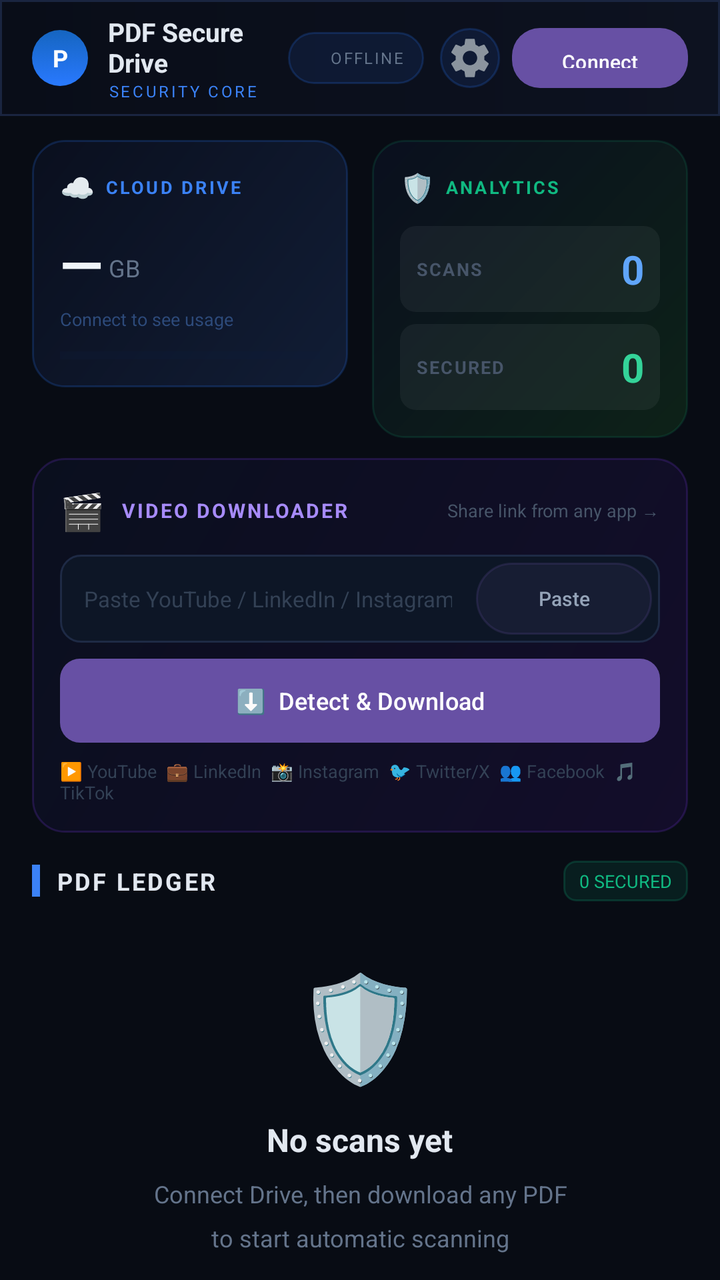
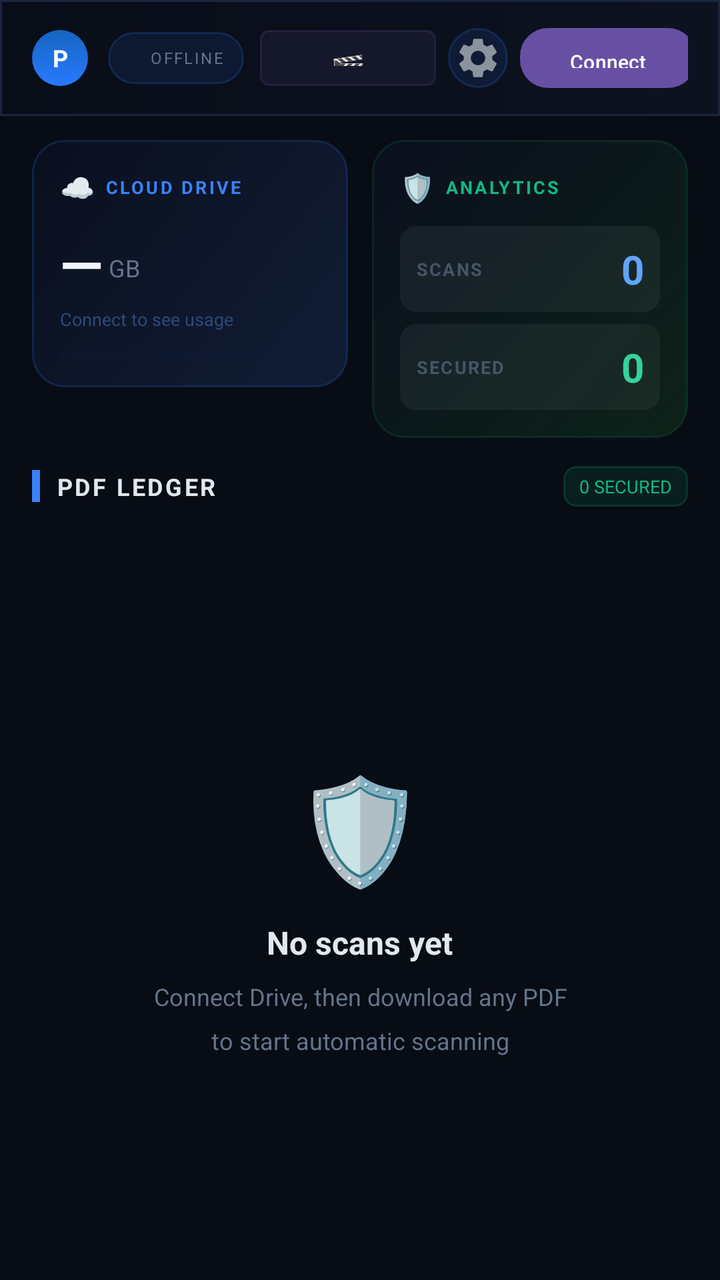

Screens rendered from an Android XML layout before and after an edit, with the pre-edit source and the edit as a unified diff.
<!-- AndroidManifest.xml: application theme Theme.Material3.DayNight.NoActionBar -->
<!-- res/layout/activity_main.xml -->
<?xml version="1.0" encoding="utf-8"?>
<androidx.constraintlayout.widget.ConstraintLayout
    xmlns:android="http://schemas.android.com/apk/res/android"
    xmlns:app="http://schemas.android.com/apk/res-auto"
    android:layout_width="match_parent"
    android:layout_height="match_parent"
    android:background="#FF080C14"
    android:filterTouchesWhenObscured="true">

    
    <LinearLayout
        android:id="@+id/ll_topbar"
        android:layout_width="0dp"
        android:layout_height="58dp"
        android:orientation="horizontal"
        android:gravity="center_vertical"
        android:paddingHorizontal="16dp"
        android:background="@drawable/topbar_bg"
        app:layout_constraintTop_toTopOf="parent"
        app:layout_constraintStart_toStartOf="parent"
        app:layout_constraintEnd_toEndOf="parent">

        <TextView
            android:layout_width="28dp"
            android:layout_height="28dp"
            android:text="P"
            android:textColor="#FFFFFFFF"
            android:textSize="12sp"
            android:textStyle="bold"
            android:gravity="center"
            android:background="@drawable/btn_primary"
            android:layout_marginEnd="10dp" />

        <LinearLayout
            android:layout_width="0dp"
            android:layout_height="wrap_content"
            android:layout_weight="1"
            android:orientation="vertical">
            <TextView
                android:layout_width="wrap_content"
                android:layout_height="wrap_content"
                android:text="PDF Secure Drive"
                android:textColor="#FFE2E8F0"
                android:textSize="13sp"
                android:textStyle="bold" />
            <TextView
                android:layout_width="wrap_content"
                android:layout_height="wrap_content"
                android:text="SECURITY CORE"
                android:textColor="#FF3B82F6"
                android:textSize="8sp"
                android:letterSpacing="0.15" />
        </LinearLayout>

        
        <LinearLayout
            android:id="@+id/ll_interceptor"
            android:layout_width="wrap_content"
            android:layout_height="26dp"
            android:orientation="horizontal"
            android:gravity="center_vertical"
            android:paddingHorizontal="10dp"
            android:background="@drawable/chip_bg"
            android:layout_marginEnd="8dp">
            <View
                android:id="@+id/v_dot"
                android:layout_width="6dp"
                android:layout_height="6dp"
                android:background="@drawable/dot_green"
                android:layout_marginEnd="5dp"
                android:visibility="invisible"/>
            <TextView
                android:id="@+id/tv_interceptor"
                android:layout_width="wrap_content"
                android:layout_height="wrap_content"
                android:text="OFFLINE"
                android:textColor="#FF64748B"
                android:textSize="8sp"
                android:letterSpacing="0.1" />
        </LinearLayout>

        <ImageButton
            android:id="@+id/btn_settings"
            android:layout_width="30dp"
            android:layout_height="30dp"
            android:src="@drawable/ic_settings"
            android:background="@drawable/chip_bg"
            android:padding="6dp"
            android:contentDescription="Settings"
            android:layout_marginEnd="6dp" />

        <ImageButton
            android:id="@+id/btn_logout"
            android:layout_width="30dp"
            android:layout_height="30dp"
            android:src="@drawable/ic_logout"
            android:background="@drawable/chip_bg"
            android:padding="6dp"
            android:contentDescription="Logout"
            android:visibility="gone" />

        <Button
            android:id="@+id/btn_sign_in"
            android:layout_width="wrap_content"
            android:layout_height="30dp"
            android:text="Connect"
            android:background="@drawable/btn_primary"
            android:textColor="#FFFFFFFF"
            android:textSize="10sp"
            android:paddingHorizontal="12dp"
            android:stateListAnimator="@null" />
    </LinearLayout>

    
    <LinearLayout
        android:id="@+id/ll_permission_banner"
        android:layout_width="0dp"
        android:layout_height="wrap_content"
        android:orientation="horizontal"
        android:gravity="center_vertical"
        android:background="@drawable/permission_banner_bg"
        android:padding="12dp"
        android:layout_marginHorizontal="16dp"
        android:layout_marginTop="8dp"
        android:visibility="gone"
        app:layout_constraintTop_toBottomOf="@id/ll_topbar"
        app:layout_constraintStart_toStartOf="parent"
        app:layout_constraintEnd_toEndOf="parent">

        <TextView
            android:layout_width="0dp"
            android:layout_height="wrap_content"
            android:layout_weight="1"
            android:text="⚠️  Allow 'All Files Access' for full PDF detection"
            android:textColor="#FFFF9500"
            android:textSize="11sp" />

        <Button
            android:id="@+id/btn_grant_permission"
            android:layout_width="wrap_content"
            android:layout_height="30dp"
            android:text="Grant"
            android:background="@drawable/btn_primary"
            android:textColor="#FFFFFFFF"
            android:textSize="10sp"
            android:paddingHorizontal="12dp"
            android:stateListAnimator="@null" />
    </LinearLayout>

    
    <LinearLayout
        android:id="@+id/ll_stats"
        android:layout_width="0dp"
        android:layout_height="wrap_content"
        android:orientation="horizontal"
        android:paddingHorizontal="16dp"
        android:paddingTop="12dp"
        app:layout_constraintTop_toBottomOf="@id/ll_permission_banner"
        app:layout_constraintStart_toStartOf="parent"
        app:layout_constraintEnd_toEndOf="parent">

        
        <LinearLayout
            android:layout_width="0dp"
            android:layout_height="wrap_content"
            android:layout_weight="1"
            android:orientation="vertical"
            android:background="@drawable/stat_card_blue"
            android:padding="14dp"
            android:layout_marginEnd="6dp"
            android:elevation="8dp">

            <LinearLayout android:layout_width="match_parent" android:layout_height="wrap_content"
                android:orientation="horizontal" android:gravity="center_vertical" android:layout_marginBottom="10dp">
                <TextView android:layout_width="wrap_content" android:layout_height="wrap_content"
                    android:text="☁️" android:textSize="14sp" android:layout_marginEnd="5dp" />
                <TextView android:layout_width="0dp" android:layout_height="wrap_content" android:layout_weight="1"
                    android:text="CLOUD DRIVE" android:textColor="#FF3B82F6" android:textSize="9sp"
                    android:textStyle="bold" android:letterSpacing="0.12" />
            </LinearLayout>

            <LinearLayout android:layout_width="wrap_content" android:layout_height="wrap_content"
                android:orientation="horizontal" android:gravity="bottom" android:layout_marginBottom="2dp">
                <TextView android:id="@+id/tv_drive_used"
                    android:layout_width="wrap_content" android:layout_height="wrap_content"
                    android:text="—" android:textColor="#FFF1F5F9"
                    android:textSize="28sp" android:textStyle="bold" />
                <TextView android:layout_width="wrap_content" android:layout_height="wrap_content"
                    android:text=" GB" android:textColor="#FF64748B"
                    android:textSize="12sp" android:layout_marginBottom="4dp" />
            </LinearLayout>

            <TextView android:id="@+id/tv_drive_quota"
                android:layout_width="wrap_content" android:layout_height="wrap_content"
                android:text="Connect to see usage" android:textColor="#FF2D4A7A"
                android:textSize="9sp" android:layout_marginBottom="10dp" android:layout_marginTop="1dp" />

            <ProgressBar android:id="@+id/pb_drive"
                android:layout_width="match_parent" android:layout_height="4dp"
                style="?android:attr/progressBarStyleHorizontal"
                android:progress="0" android:progressTint="#FF3B82F6"
                android:progressBackgroundTint="#FF0D1E3D" />
        </LinearLayout>

        
        <LinearLayout
            android:layout_width="0dp"
            android:layout_height="wrap_content"
            android:layout_weight="1"
            android:orientation="vertical"
            android:background="@drawable/stat_card_green"
            android:padding="14dp"
            android:layout_marginStart="6dp"
            android:elevation="8dp">

            <LinearLayout android:layout_width="match_parent" android:layout_height="wrap_content"
                android:orientation="horizontal" android:gravity="center_vertical" android:layout_marginBottom="10dp">
                <TextView android:layout_width="wrap_content" android:layout_height="wrap_content"
                    android:text="🛡️" android:textSize="14sp" android:layout_marginEnd="5dp" />
                <TextView android:layout_width="0dp" android:layout_height="wrap_content" android:layout_weight="1"
                    android:text="ANALYTICS" android:textColor="#FF10B981" android:textSize="9sp"
                    android:textStyle="bold" android:letterSpacing="0.12" />
            </LinearLayout>

            
            <LinearLayout android:layout_width="match_parent" android:layout_height="wrap_content"
                android:orientation="horizontal" android:gravity="center_vertical"
                android:background="@drawable/stat_inner_bg" android:padding="8dp"
                android:layout_marginBottom="6dp">
                <TextView android:layout_width="0dp" android:layout_height="wrap_content" android:layout_weight="1"
                    android:text="SCANS" android:textColor="#FF475569" android:textSize="9sp"
                    android:textStyle="bold" android:letterSpacing="0.08" />
                <TextView android:id="@+id/tv_intercepts"
                    android:layout_width="wrap_content" android:layout_height="wrap_content"
                    android:text="0" android:textColor="#FF60A5FA"
                    android:textSize="20sp" android:textStyle="bold" />
            </LinearLayout>

            
            <LinearLayout android:layout_width="match_parent" android:layout_height="wrap_content"
                android:orientation="horizontal" android:gravity="center_vertical"
                android:background="@drawable/stat_inner_bg" android:padding="8dp">
                <TextView android:layout_width="0dp" android:layout_height="wrap_content" android:layout_weight="1"
                    android:text="SECURED" android:textColor="#FF475569" android:textSize="9sp"
                    android:textStyle="bold" android:letterSpacing="0.08" />
                <TextView android:id="@+id/tv_secured"
                    android:layout_width="wrap_content" android:layout_height="wrap_content"
                    android:text="0" android:textColor="#FF34D399"
                    android:textSize="20sp" android:textStyle="bold" />
            </LinearLayout>
        </LinearLayout>
    </LinearLayout>

    
    <LinearLayout
        android:id="@+id/ll_video_card"
        android:layout_width="0dp"
        android:layout_height="wrap_content"
        android:orientation="vertical"
        android:background="@drawable/video_card_bg"
        android:padding="14dp"
        android:layout_marginHorizontal="16dp"
        android:layout_marginTop="10dp"
        android:elevation="8dp"
        app:layout_constraintTop_toBottomOf="@id/ll_stats"
        app:layout_constraintStart_toStartOf="parent"
        app:layout_constraintEnd_toEndOf="parent">

        
        <LinearLayout android:layout_width="match_parent" android:layout_height="wrap_content"
            android:orientation="horizontal" android:gravity="center_vertical"
            android:layout_marginBottom="10dp">
            <TextView android:layout_width="wrap_content" android:layout_height="wrap_content"
                android:text="🎬" android:textSize="18sp" android:layout_marginEnd="8dp" />
            <TextView android:layout_width="0dp" android:layout_height="wrap_content" android:layout_weight="1"
                android:text="VIDEO DOWNLOADER" android:textColor="#FFa78bfa"
                android:textSize="10sp" android:textStyle="bold" android:letterSpacing="0.1" />
            <TextView android:id="@+id/tv_video_hint"
                android:layout_width="wrap_content" android:layout_height="wrap_content"
                android:text="Share link from any app →" android:textColor="#FF475569"
                android:textSize="9sp" />
        </LinearLayout>

        
        <LinearLayout android:layout_width="match_parent" android:layout_height="44dp"
            android:orientation="horizontal" android:gravity="center_vertical"
            android:background="@drawable/search_bg" android:layout_marginBottom="8dp">

            <EditText
                android:id="@+id/et_video_url"
                android:layout_width="0dp"
                android:layout_height="match_parent"
                android:layout_weight="1"
                android:background="@null"
                android:hint="Paste YouTube / LinkedIn / Instagram link…"
                android:textColorHint="#FF334155"
                android:textColor="#FFE2E8F0"
                android:textSize="11sp"
                android:paddingHorizontal="12dp"
                android:inputType="textUri"
                android:imeOptions="actionGo"
                android:singleLine="true" />

            <Button
                android:id="@+id/btn_paste_url"
                android:layout_width="wrap_content"
                android:layout_height="36dp"
                android:text="Paste"
                android:background="@drawable/chip_bg"
                android:textColor="#FF94A3B8"
                android:textSize="10sp"
                android:paddingHorizontal="10dp"
                android:layout_marginEnd="4dp"
                android:stateListAnimator="@null" />
        </LinearLayout>

        
        <Button
            android:id="@+id/btn_video_download"
            android:layout_width="match_parent"
            android:layout_height="42dp"
            android:text="⬇️  Detect &amp; Download"
            android:background="@drawable/btn_video_primary"
            android:textColor="#FFFFFFFF"
            android:textSize="12sp"
            android:stateListAnimator="@null" />

        
        <TextView android:layout_width="wrap_content" android:layout_height="wrap_content"
            android:text="▶️ YouTube  💼 LinkedIn  📸 Instagram  🐦 Twitter/X  👥 Facebook  🎵 TikTok"
            android:textColor="#FF334155" android:textSize="9sp"
            android:layout_marginTop="8dp" />
    </LinearLayout>

    
    <LinearLayout
        android:id="@+id/ll_history_header"
        android:layout_width="0dp"
        android:layout_height="wrap_content"
        android:orientation="vertical"
        android:paddingHorizontal="16dp"
        android:paddingTop="14dp"
        android:paddingBottom="6dp"
        app:layout_constraintTop_toBottomOf="@id/ll_video_card"
        app:layout_constraintStart_toStartOf="parent"
        app:layout_constraintEnd_toEndOf="parent">

        
        <LinearLayout android:layout_width="match_parent" android:layout_height="wrap_content"
            android:orientation="horizontal" android:gravity="center_vertical"
            android:layout_marginBottom="8dp">
            <View android:layout_width="4dp" android:layout_height="16dp"
                android:background="#FF3B82F6" android:layout_marginEnd="8dp" />
            <TextView android:layout_width="0dp" android:layout_height="wrap_content" android:layout_weight="1"
                android:text="PDF LEDGER" android:textColor="#FFE2E8F0"
                android:textSize="12sp" android:textStyle="bold" android:letterSpacing="0.1" />
            <TextView android:id="@+id/tv_secured_badge"
                android:layout_width="wrap_content" android:layout_height="wrap_content"
                android:text="0 SECURED" android:textColor="#FF10B981" android:textSize="9sp"
                android:background="@drawable/badge_uploaded"
                android:paddingHorizontal="8dp" android:paddingVertical="4dp" />
        </LinearLayout>

        
        <LinearLayout
            android:id="@+id/ll_search"
            android:layout_width="match_parent"
            android:layout_height="40dp"
            android:orientation="horizontal"
            android:gravity="center_vertical"
            android:background="@drawable/search_bg"
            android:paddingHorizontal="12dp"
            android:visibility="gone">

            <ImageView
                android:layout_width="16dp"
                android:layout_height="16dp"
                android:src="@drawable/ic_search"
                android:layout_marginEnd="8dp"
                android:contentDescription="Search" />

            <EditText
                android:id="@+id/et_search"
                android:layout_width="0dp"
                android:layout_height="match_parent"
                android:layout_weight="1"
                android:background="@null"
                android:hint="Search by title, filename…"
                android:textColorHint="#FF334155"
                android:textColor="#FFE2E8F0"
                android:textSize="12sp"
                android:inputType="text"
                android:imeOptions="actionSearch"
                android:singleLine="true" />
        </LinearLayout>
    </LinearLayout>


    
    <androidx.recyclerview.widget.RecyclerView
        android:id="@+id/rv_history"
        android:layout_width="0dp"
        android:layout_height="0dp"
        android:paddingHorizontal="16dp"
        android:paddingBottom="16dp"
        android:clipToPadding="false"
        android:visibility="gone"
        app:layout_constraintTop_toBottomOf="@id/ll_history_header"
        app:layout_constraintBottom_toBottomOf="parent"
        app:layout_constraintStart_toStartOf="parent"
        app:layout_constraintEnd_toEndOf="parent" />

    
    <LinearLayout
        android:id="@+id/ll_empty"
        android:layout_width="0dp"
        android:layout_height="0dp"
        android:orientation="vertical"
        android:gravity="center"
        app:layout_constraintTop_toBottomOf="@id/ll_history_header"
        app:layout_constraintBottom_toBottomOf="parent"
        app:layout_constraintStart_toStartOf="parent"
        app:layout_constraintEnd_toEndOf="parent">

        <TextView android:layout_width="wrap_content" android:layout_height="wrap_content" android:text="🛡️" android:textSize="52sp" />
        <TextView android:id="@+id/tv_empty_title"
            android:layout_width="wrap_content" android:layout_height="wrap_content"
            android:text="No scans yet" android:textColor="#FFE2E8F0"
            android:textSize="16sp" android:textStyle="bold" android:layout_marginTop="12dp" />
        <TextView android:id="@+id/tv_empty_sub"
            android:layout_width="wrap_content" android:layout_height="wrap_content"
            android:text="Connect Drive, then download any PDF\nto start automatic scanning"
            android:textColor="#FF64748B" android:textSize="12sp" android:gravity="center"
            android:lineSpacingMultiplier="1.5" android:layout_marginTop="8dp" />
        <Button android:id="@+id/btn_sign_in_empty"
            android:layout_width="wrap_content" android:layout_height="44dp"
            android:text="Connect Google Drive"
            android:background="@drawable/btn_primary" android:textColor="#FFFFFFFF"
            android:textSize="13sp" android:paddingHorizontal="24dp"
            android:layout_marginTop="20dp" android:stateListAnimator="@null"
            android:visibility="gone" />
    </LinearLayout>

    <TextView
        android:id="@+id/tv_root_warning"
        android:layout_width="0dp" android:layout_height="wrap_content"
        android:text="@string/root_warning" android:textColor="#FFFF6D00"
        android:textSize="11sp" android:gravity="center" android:visibility="gone"
        android:padding="8dp" android:background="#1AFF6D00"
        android:layout_marginHorizontal="16dp"
        app:layout_constraintBottom_toBottomOf="parent"
        app:layout_constraintStart_toStartOf="parent"
        app:layout_constraintEnd_toEndOf="parent" />

</androidx.constraintlayout.widget.ConstraintLayout>
<!-- resources referenced by this layout -->
<resources>
  <!-- drawable badge_uploaded (drawable) -->
  <?xml version="1.0" encoding="utf-8"?>
  <shape xmlns:android="http://schemas.android.com/apk/res/android" android:shape="rectangle">
      <solid android:color="#1A10B981" />
      <stroke android:width="1dp" android:color="#3310B981" />
      <corners android:radius="6dp" />
  </shape>
  <!-- drawable btn_video_primary (drawable) -->
  <?xml version="1.0" encoding="utf-8"?>
  <selector xmlns:android="http://schemas.android.com/apk/res/android">
      <item android:state_pressed="true">
          <shape android:shape="rectangle">
              <solid android:color="#FF5B21B6" />
              <corners android:radius="10dp" />
          </shape>
      </item>
      <item>
          <shape android:shape="rectangle">
              <gradient android:angle="0" android:startColor="#FF7C3AED" android:endColor="#FF4F46E5" />
              <corners android:radius="10dp" />
          </shape>
      </item>
  </selector>
  <!-- drawable chip_bg (drawable) -->
  <?xml version="1.0" encoding="utf-8"?>
  <shape xmlns:android="http://schemas.android.com/apk/res/android" android:shape="rectangle">
      <solid android:color="#1A2979FF" />
      <stroke android:width="1dp" android:color="#332979FF" />
      <corners android:radius="20dp" />
  </shape>
  <!-- drawable dot_green (drawable) -->
  <?xml version="1.0" encoding="utf-8"?>
  <shape xmlns:android="http://schemas.android.com/apk/res/android" android:shape="oval">
      <solid android:color="#FF00E676" />
  </shape>
  <!-- drawable permission_banner_bg (drawable) -->
  <?xml version="1.0" encoding="utf-8"?>
  <shape xmlns:android="http://schemas.android.com/apk/res/android" android:shape="rectangle">
      <solid android:color="#1AFF6D00" />
      <stroke android:width="1dp" android:color="#33FF6D00" />
      <corners android:radius="12dp" />
  </shape>
  <!-- drawable search_bg (drawable) -->
  <?xml version="1.0" encoding="utf-8"?>
  <shape xmlns:android="http://schemas.android.com/apk/res/android" android:shape="rectangle">
      <solid android:color="#FF0D1626" />
      <stroke android:width="1dp" android:color="#FF1E2A45" />
      <corners android:radius="10dp" />
  </shape>
  <!-- drawable stat_card_blue (drawable) -->
  <?xml version="1.0" encoding="utf-8"?>
  <shape xmlns:android="http://schemas.android.com/apk/res/android" android:shape="rectangle">
      <gradient android:angle="135" android:startColor="#FF111D35" android:endColor="#FF0A0F1E" />
      <stroke android:width="1dp" android:color="#332979FF" />
      <corners android:radius="16dp" />
  </shape>
  <!-- drawable stat_card_green (drawable) -->
  <?xml version="1.0" encoding="utf-8"?>
  <shape xmlns:android="http://schemas.android.com/apk/res/android" android:shape="rectangle">
      <gradient android:angle="135" android:startColor="#FF0D2218" android:endColor="#FF0A0F1E" />
      <stroke android:width="1dp" android:color="#2210B981" />
      <corners android:radius="16dp" />
  </shape>
  <!-- drawable stat_inner_bg (drawable) -->
  <?xml version="1.0" encoding="utf-8"?>
  <shape xmlns:android="http://schemas.android.com/apk/res/android" android:shape="rectangle">
      <solid android:color="#0DFFFFFF" />
      <corners android:radius="8dp" />
  </shape>
  <!-- drawable topbar_bg (drawable) -->
  <?xml version="1.0" encoding="utf-8"?>
  <shape xmlns:android="http://schemas.android.com/apk/res/android" android:shape="rectangle">
      <gradient android:angle="180" android:startColor="#FF0D1220" android:endColor="#FF090D18" />
      <stroke android:width="1dp" android:color="#FF1A2540" />
  </shape>
  <!-- drawable video_card_bg (drawable) -->
  <?xml version="1.0" encoding="utf-8"?>
  <shape xmlns:android="http://schemas.android.com/apk/res/android" android:shape="rectangle">
      <gradient android:angle="135" android:startColor="#FF130D2A" android:endColor="#FF0A0F1E" />
      <stroke android:width="1dp" android:color="#337C3AED" />
      <corners android:radius="16dp" />
  </shape>
  <string name="root_warning">⚠️ Rooted device — security may be compromised</string>
  <!-- unchanged entries left out for length: 4 -->
</resources>

<!-- the commit's change to res/layout/activity_main.xml (unified diff, before → after) -->
@@ -79,6 +79,19 @@
                 android:letterSpacing="0.1" />
         </LinearLayout>
 
+        
+        <Button
+            android:id="@+id/btn_video_section"
+            android:layout_width="wrap_content"
+            android:layout_height="28dp"
+            android:text="🎬"
+            android:background="@drawable/badge_downloaded"
+            android:textColor="#FFa78bfa"
+            android:textSize="14sp"
+            android:paddingHorizontal="8dp"
+            android:stateListAnimator="@null"
+            android:layout_marginEnd="6dp" />
+
         <ImageButton
             android:id="@+id/btn_settings"
             android:layout_width="30dp"
@@ -253,87 +266,6 @@
 
     
     <LinearLayout
-        android:id="@+id/ll_video_card"
-        android:layout_width="0dp"
-        android:layout_height="wrap_content"
-        android:orientation="vertical"
-        android:background="@drawable/video_card_bg"
-        android:padding="14dp"
-        android:layout_marginHorizontal="16dp"
-        android:layout_marginTop="10dp"
-        android:elevation="8dp"
-        app:layout_constraintTop_toBottomOf="@id/ll_stats"
-        app:layout_constraintStart_toStartOf="parent"
-        app:layout_constraintEnd_toEndOf="parent">
-
-        
-        <LinearLayout android:layout_width="match_parent" android:layout_height="wrap_content"
-            android:orientation="horizontal" android:gravity="center_vertical"
-            android:layout_marginBottom="10dp">
-            <TextView android:layout_width="wrap_content" android:layout_height="wrap_content"
-                android:text="🎬" android:textSize="18sp" android:layout_marginEnd="8dp" />
-            <TextView android:layout_width="0dp" android:layout_height="wrap_content" android:layout_weight="1"
-                android:text="VIDEO DOWNLOADER" android:textColor="#FFa78bfa"
-                android:textSize="10sp" android:textStyle="bold" android:letterSpacing="0.1" />
-            <TextView android:id="@+id/tv_video_hint"
-                android:layout_width="wrap_content" android:layout_height="wrap_content"
-                android:text="Share link from any app →" android:textColor="#FF475569"
-                android:textSize="9sp" />
-        </LinearLayout>
-
-        
-        <LinearLayout android:layout_width="match_parent" android:layout_height="44dp"
-            android:orientation="horizontal" android:gravity="center_vertical"
-            android:background="@drawable/search_bg" android:layout_marginBottom="8dp">
-
-            <EditText
-                android:id="@+id/et_video_url"
-                android:layout_width="0dp"
-                android:layout_height="match_parent"
-                android:layout_weight="1"
-                android:background="@null"
-                android:hint="Paste YouTube / LinkedIn / Instagram link…"
-                android:textColorHint="#FF334155"
-                android:textColor="#FFE2E8F0"
-                android:textSize="11sp"
-                android:paddingHorizontal="12dp"
-                android:inputType="textUri"
-                android:imeOptions="actionGo"
-                android:singleLine="true" />
-
-            <Button
-                android:id="@+id/btn_paste_url"
-                android:layout_width="wrap_content"
-                android:layout_height="36dp"
-                android:text="Paste"
-                android:background="@drawable/chip_bg"
-                android:textColor="#FF94A3B8"
-                android:textSize="10sp"
-                android:paddingHorizontal="10dp"
-                android:layout_marginEnd="4dp"
-                android:stateListAnimator="@null" />
-        </LinearLayout>
-
-        
-        <Button
-            android:id="@+id/btn_video_download"
-            android:layout_width="match_parent"
-            android:layout_height="42dp"
-            android:text="⬇️  Detect &amp; Download"
-            android:background="@drawable/btn_video_primary"
-            android:textColor="#FFFFFFFF"
-            android:textSize="12sp"
-            android:stateListAnimator="@null" />
-
-        
-        <TextView android:layout_width="wrap_content" android:layout_height="wrap_content"
-            android:text="▶️ YouTube  💼 LinkedIn  📸 Instagram  🐦 Twitter/X  👥 Facebook  🎵 TikTok"
-            android:textColor="#FF334155" android:textSize="9sp"
-            android:layout_marginTop="8dp" />
-    </LinearLayout>
-
-    
-    <LinearLayout
         android:id="@+id/ll_history_header"
         android:layout_width="0dp"
         android:layout_height="wrap_content"
@@ -341,7 +273,7 @@
         android:paddingHorizontal="16dp"
         android:paddingTop="14dp"
         android:paddingBottom="6dp"
-        app:layout_constraintTop_toBottomOf="@id/ll_video_card"
+        app:layout_constraintTop_toBottomOf="@id/ll_stats"
         app:layout_constraintStart_toStartOf="parent"
         app:layout_constraintEnd_toEndOf="parent">
 
<!-- resource entries referenced after the edit -->
@@ -1,5 +1,13 @@
 <!-- resources referenced by this layout -->
 <resources>
+  <!-- drawable badge_downloaded (drawable) -->
+  <?xml version="1.0" encoding="utf-8"?>
+  <shape xmlns:android="http://schemas.android.com/apk/res/android"
+      android:shape="rectangle">
+      <solid android:color="#1A7C3AED"/>
+      <stroke android:width="1dp" android:color="#337C3AED"/>
+      <corners android:radius="4dp"/>
+  </shape>
   <!-- drawable badge_uploaded (drawable) -->
   <?xml version="1.0" encoding="utf-8"?>
   <shape xmlns:android="http://schemas.android.com/apk/res/android" android:shape="rectangle">
@@ -7,22 +15,6 @@
       <stroke android:width="1dp" android:color="#3310B981" />
       <corners android:radius="6dp" />
   </shape>
-  <!-- drawable btn_video_primary (drawable) -->
-  <?xml version="1.0" encoding="utf-8"?>
-  <selector xmlns:android="http://schemas.android.com/apk/res/android">
-      <item android:state_pressed="true">
-          <shape android:shape="rectangle">
-              <solid android:color="#FF5B21B6" />
-              <corners android:radius="10dp" />
-          </shape>
-      </item>
-      <item>
-          <shape android:shape="rectangle">
-              <gradient android:angle="0" android:startColor="#FF7C3AED" android:endColor="#FF4F46E5" />
-              <corners android:radius="10dp" />
-          </shape>
-      </item>
-  </selector>
   <!-- drawable chip_bg (drawable) -->
   <?xml version="1.0" encoding="utf-8"?>
   <shape xmlns:android="http://schemas.android.com/apk/res/android" android:shape="rectangle">
@@ -75,13 +67,6 @@
       <gradient android:angle="180" android:startColor="#FF0D1220" android:endColor="#FF090D18" />
       <stroke android:width="1dp" android:color="#FF1A2540" />
   </shape>
-  <!-- drawable video_card_bg (drawable) -->
-  <?xml version="1.0" encoding="utf-8"?>
-  <shape xmlns:android="http://schemas.android.com/apk/res/android" android:shape="rectangle">
-      <gradient android:angle="135" android:startColor="#FF130D2A" android:endColor="#FF0A0F1E" />
-      <stroke android:width="1dp" android:color="#337C3AED" />
-      <corners android:radius="16dp" />
-  </shape>
   <string name="root_warning">⚠️ Rooted device — security may be compromised</string>
   <!-- unchanged entries left out for length: 4 -->
 </resources>
